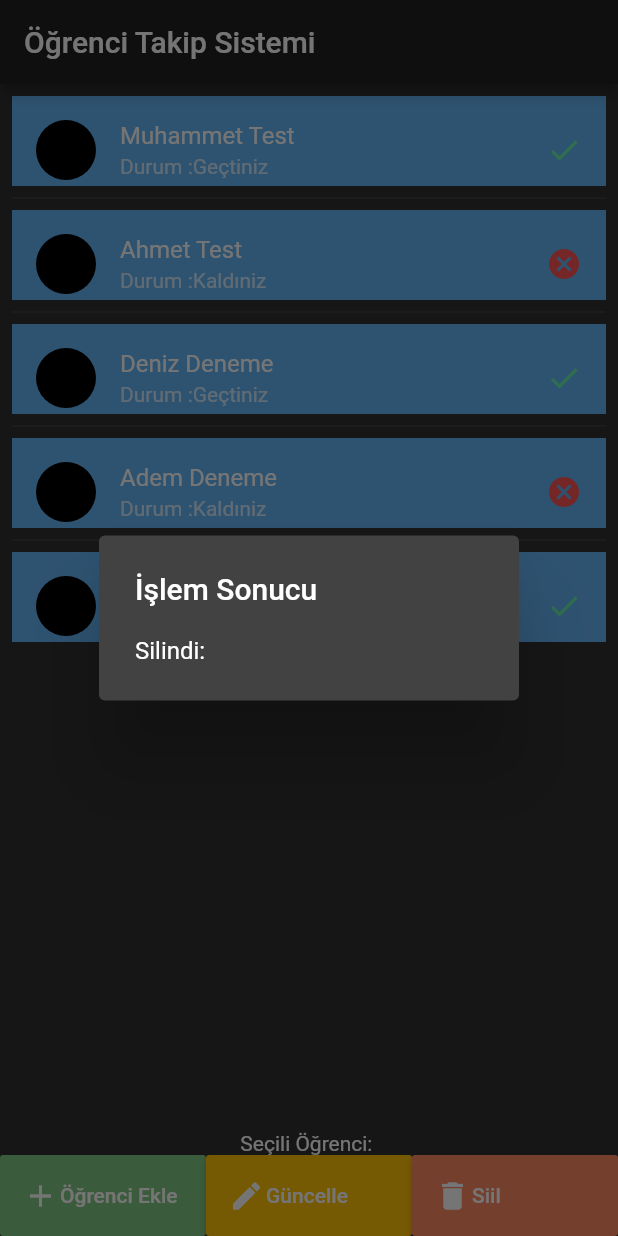
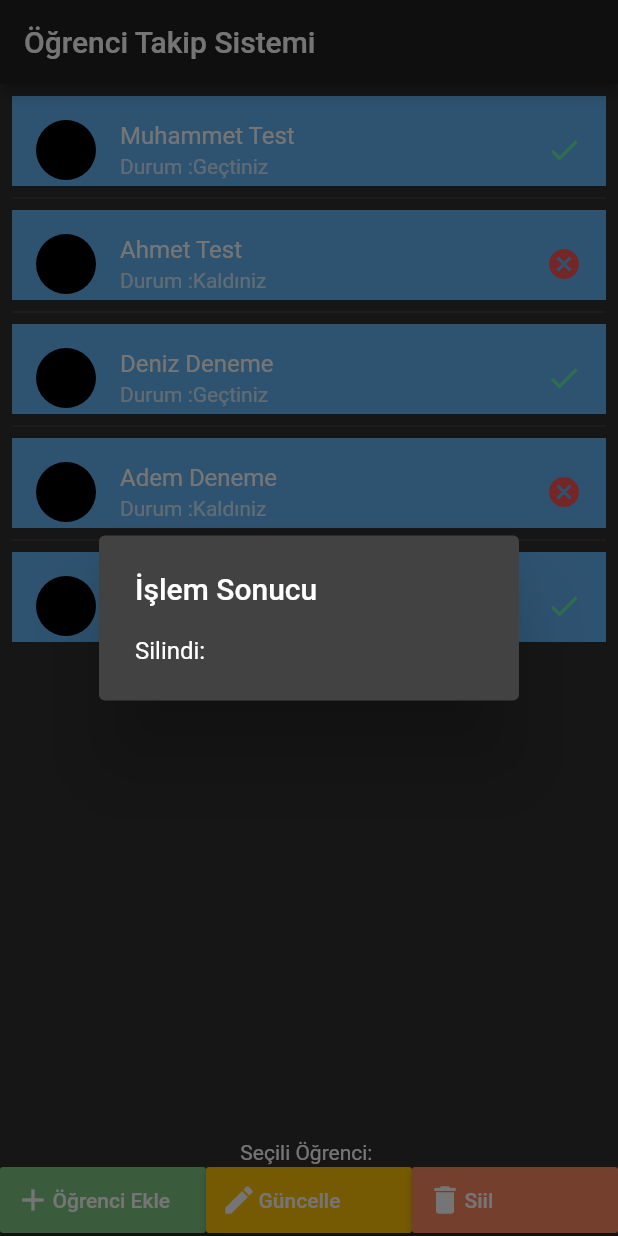
Before and after one commit to muhammetozata/ogrenci_takip_demo, a Flutter app: the screen it shows after launch, item 3 of the bottom bar chosen, on a phone screen of 412 x 824 dp. Run offline on Flutter 3.47's test engine with Material 2 defaults, Android fonts, the phone set to English and light mode, and no system bars; network calls fail.

Commit message:
hotfix button padding changed

```diff
--- a/lib/main.dart
+++ b/lib/main.dart
@@ -159,7 +159,7 @@ class _OgrenciTakipDemoState extends State<OgrenciTakipDemo> {
   Widget buildActionButton(
       {String name, Icon icon, Color color, VoidCallback onpress}) {
     return RaisedButton(
-      padding: EdgeInsets.all(15),
+      padding: EdgeInsets.all(10),
       color: color,
       child: Row(
         children: [
```
